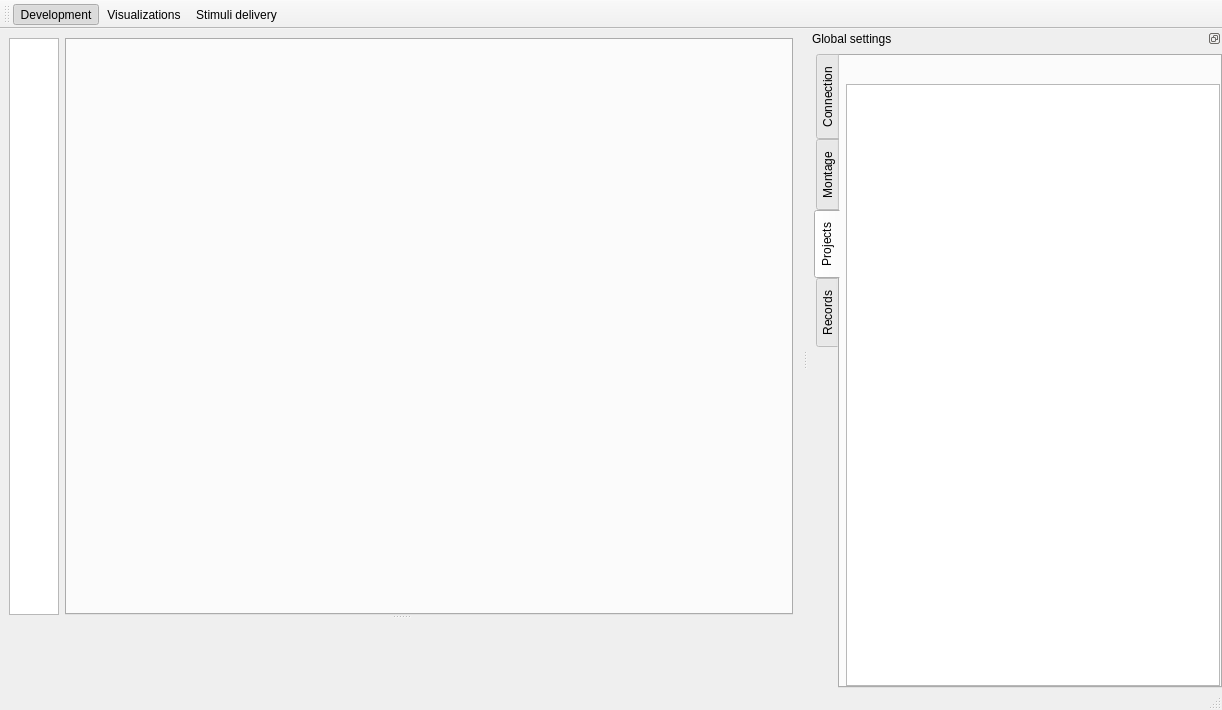
Old version of the form bci_framework/qtgui/main.ui in the repository UN-GCPDS/bci-framework.
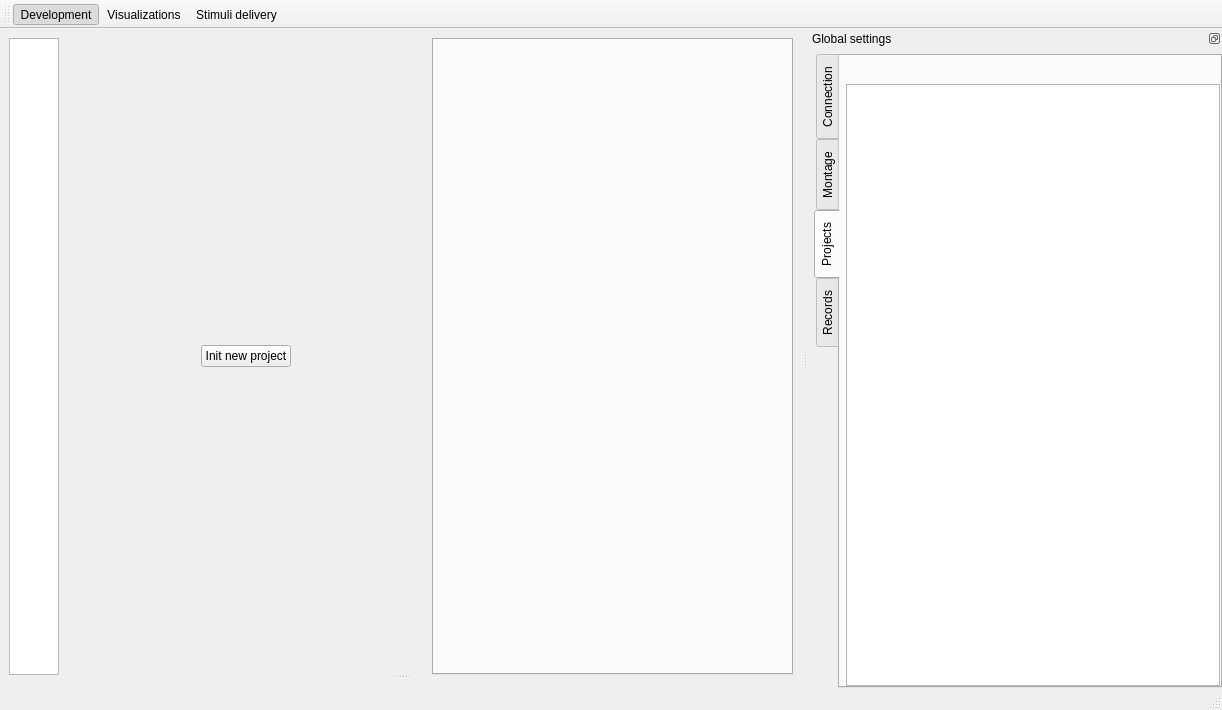
New version of the form. The open tabs and pages were chosen to show the change. Icons and pictures are not drawn.

Patch:
```diff
--- a/bci_framework/qtgui/main.ui
+++ b/bci_framework/qtgui/main.ui
@@ -152,6 +152,45 @@
               </property>
              </widget>
             </item>
+            <item>
+             <widget class="QWidget" name="widget_new_project" native="true">
+              <layout class="QGridLayout" name="gridLayout_29">
+               <item row="0" column="1">
+                <widget class="QPushButton" name="pushButton_2">
+                 <property name="text">
+                  <string>Init new project</string>
+                 </property>
+                </widget>
+               </item>
+               <item row="0" column="0">
+                <spacer name="horizontalSpacer_6">
+                 <property name="orientation">
+                  <enum>Qt::Horizontal</enum>
+                 </property>
+                 <property name="sizeHint" stdset="0">
+                  <size>
+                   <width>40</width>
+                   <height>20</height>
+                  </size>
+                 </property>
+                </spacer>
+               </item>
+               <item row="0" column="2">
+                <spacer name="horizontalSpacer_7">
+                 <property name="orientation">
+                  <enum>Qt::Horizontal</enum>
+                 </property>
+                 <property name="sizeHint" stdset="0">
+                  <size>
+                   <width>40</width>
+                   <height>20</height>
+                  </size>
+                 </property>
+                </spacer>
+               </item>
+              </layout>
+             </widget>
+            </item>
             <item>
              <widget class="QTabWidget" name="tabWidget_project">
               <property name="currentIndex">
@@ -164,68 +203,25 @@
             </item>
            </layout>
           </widget>
-          <widget class="QWidget" name="layoutWidget">
-           <layout class="QVBoxLayout" name="verticalLayout" stretch="0">
-            <item>
-             <widget class="QWidget" name="widget_preview" native="true">
-              <layout class="QGridLayout" name="gridLayout_11">
-               <property name="leftMargin">
-                <number>0</number>
-               </property>
-               <property name="topMargin">
-                <number>0</number>
-               </property>
-               <property name="rightMargin">
-                <number>0</number>
-               </property>
-               <property name="bottomMargin">
-                <number>0</number>
-               </property>
-               <item row="0" column="0">
-                <widget class="QLabel" name="label_stream">
-                 <property name="minimumSize">
-                  <size>
-                   <width>1</width>
-                   <height>1</height>
-                  </size>
-                 </property>
-                 <property name="text">
-                  <string/>
-                 </property>
-                 <property name="textFormat">
-                  <enum>Qt::PlainText</enum>
-                 </property>
-                 <property name="alignment">
-                  <set>Qt::AlignCenter</set>
-                 </property>
-                </widget>
-               </item>
-               <item row="1" column="0">
-                <widget class="QWidget" name="widget_development_webview" native="true">
-                 <layout class="QGridLayout" name="gridLayout_27">
-                  <property name="leftMargin">
-                   <number>0</number>
-                  </property>
-                  <property name="topMargin">
-                   <number>0</number>
-                  </property>
-                  <property name="rightMargin">
-                   <number>0</number>
-                  </property>
-                  <property name="bottomMargin">
-                   <number>0</number>
-                  </property>
-                  <property name="spacing">
-                   <number>0</number>
-                  </property>
-                  <item row="0" column="0">
-                   <layout class="QGridLayout" name="gridLayout_webview"/>
-                  </item>
-                 </layout>
-                </widget>
-               </item>
-              </layout>
-             </widget>
+          <widget class="QWidget" name="widget_development_webview" native="true">
+           <layout class="QGridLayout" name="gridLayout_11">
+            <property name="leftMargin">
+             <number>0</number>
+            </property>
+            <property name="topMargin">
+             <number>0</number>
+            </property>
+            <property name="rightMargin">
+             <number>0</number>
+            </property>
+            <property name="bottomMargin">
+             <number>0</number>
+            </property>
+            <property name="spacing">
+             <number>0</number>
+            </property>
+            <item row="0" column="0">
+             <layout class="QGridLayout" name="gridLayout_webview"/>
             </item>
            </layout>
           </widget>
```
Left out of the diff: 147 changed lines with no effect on the pictures.
